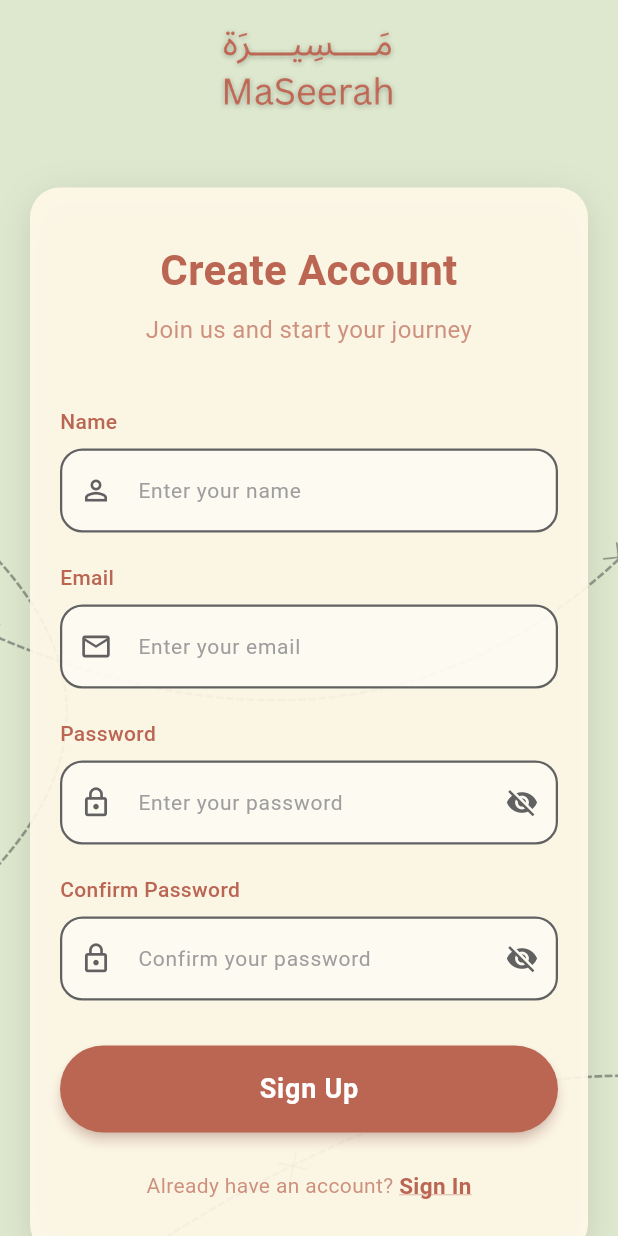
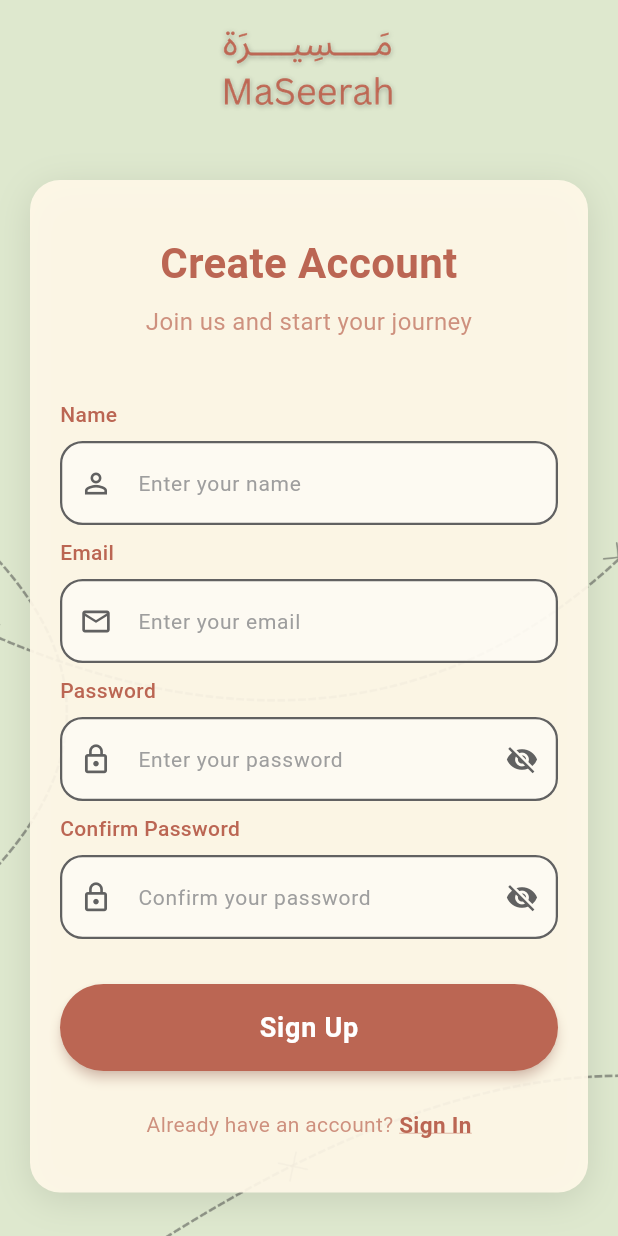
Before and after one commit to Ehdaa-ib/MaSeerah-2, a Flutter app: the CreateAccountScreen screen opened directly, on a phone screen of 412 x 824 dp. Run offline on Flutter 3.47's test engine with Material 3 defaults, Android fonts, the phone set to English and light mode, and no system bars; our stand-ins replace cloud_firestore, firebase_auth, firebase_core; accounts and stored records are empty.

Commit message:
added Sign up interface

```diff
--- a/lib/view/auth/create_account_screen.dart
+++ b/lib/view/auth/create_account_screen.dart
@@ -98,7 +98,7 @@ class _CreateAccountScreenState extends State<CreateAccountScreen> {
                       fit: BoxFit.contain,
                     ),
 
-                    const SizedBox(height: 5),
+                    const SizedBox(height: 0),
 
                     Container(
                       width: MediaQuery.of(context).size.width * 0.95,
@@ -210,7 +210,7 @@ class _CreateAccountScreenState extends State<CreateAccountScreen> {
                                 return null;
                               },
                             ),
-                            const SizedBox(height: 20),
+                            const SizedBox(height: 8),
 
                             Text(
                               'Email',
@@ -282,7 +282,7 @@ class _CreateAccountScreenState extends State<CreateAccountScreen> {
                                 return null;
                               },
                             ),
-                            const SizedBox(height: 20),
+                            const SizedBox(height: 8),
 
                             Text(
                               'Password',
@@ -362,7 +362,7 @@ class _CreateAccountScreenState extends State<CreateAccountScreen> {
                                 return null;
                               },
                             ),
-                            const SizedBox(height: 20),
+                            const SizedBox(height: 8),
 
                             Text(
                               'Confirm Password',
@@ -447,7 +447,7 @@ class _CreateAccountScreenState extends State<CreateAccountScreen> {
                             ),
 
                             if (_errorMessage != null) ...[
-                              const SizedBox(height: 20),
+                              const SizedBox(height: 8),
                               Container(
                                 padding: const EdgeInsets.all(12),
                                 decoration: BoxDecoration(
```
